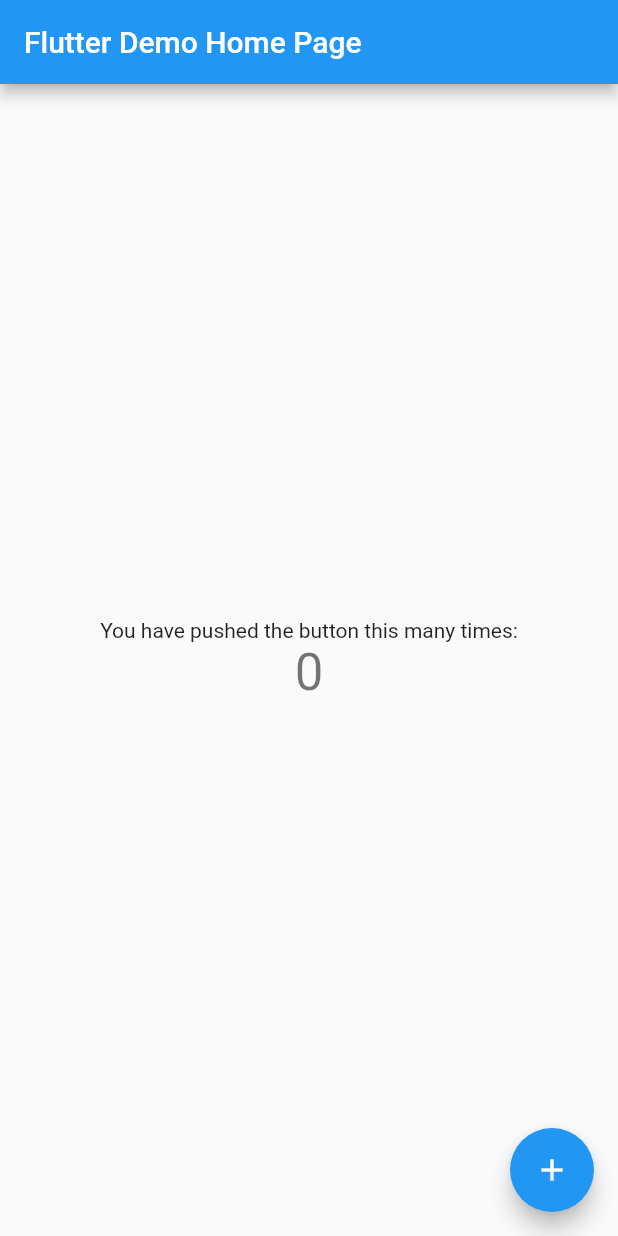
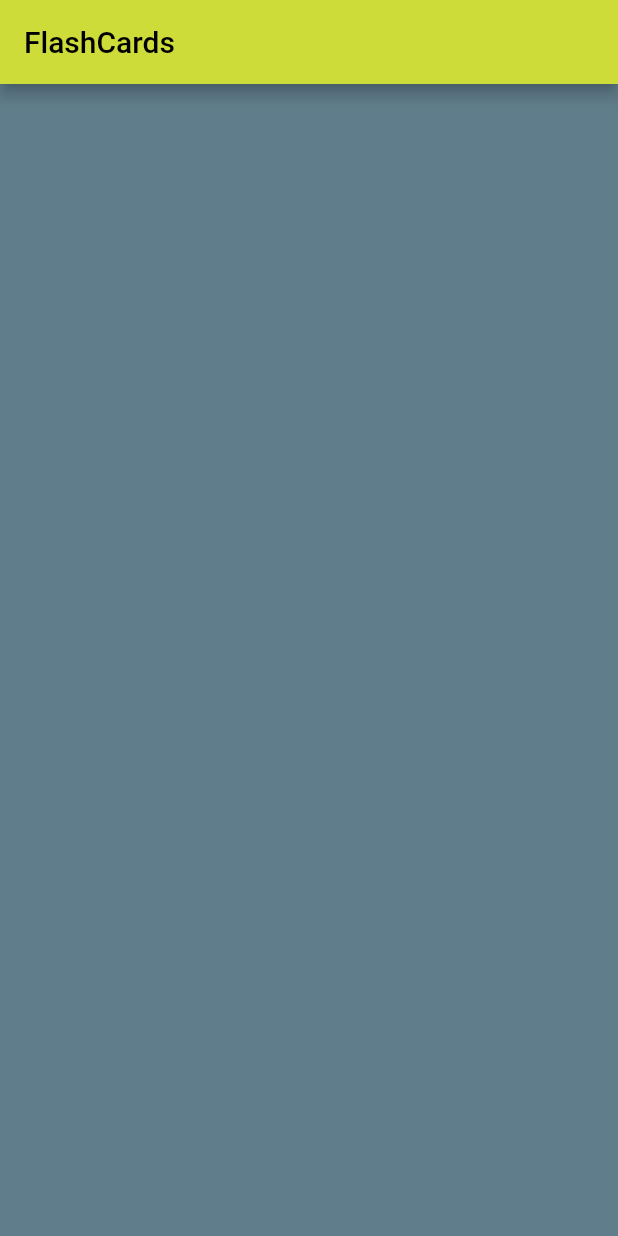
Before and after one commit to dzlk17/Flashcards, a Flutter app: the screen it shows after launch, on a phone screen of 412 x 824 dp. Run offline on Flutter 3.47's test engine with Material 2 defaults, Android fonts, the phone set to English and light mode, and no system bars.

Commit message:
Color is fun

```diff
--- a/lib/main.dart
+++ b/lib/main.dart
@@ -1,4 +1,6 @@
 import 'package:flutter/material.dart';
+
+const Color textColor = Colors.black87;
 
 void main() {
   runApp(const MyApp());
@@ -6,110 +8,41 @@ void main() {
 
 class MyApp extends StatelessWidget {
   const MyApp({super.key});
-
-  // This widget is the root of your application.
   @override
   Widget build(BuildContext context) {
     return MaterialApp(
-      title: 'Flutter Demo',
+      title: 'FlashCards',
       theme: ThemeData(
-        // This is the theme of your application.
-        //
-        // Try running your application with "flutter run". You'll see the
-        // application has a blue toolbar. Then, without quitting the app, try
-        // changing the primarySwatch below to Colors.green and then invoke
-        // "hot reload" (press "r" in the console where you ran "flutter run",
-        // or simply save your changes to "hot reload" in a Flutter IDE).
-        // Notice that the counter didn't reset back to zero; the application
-        // is not restarted.
-        primarySwatch: Colors.blue,
+        primarySwatch: Colors.lime,
+        scaffoldBackgroundColor: Colors.blueGrey,
+        textTheme: const TextTheme(
+          bodyLarge: TextStyle(color: textColor),
+          bodySmall: TextStyle(color: textColor),
+          bodyMedium: TextStyle(color: textColor),
+        )
       ),
-      home: const MyHomePage(title: 'Flutter Demo Home Page'),
+      home: const MyHomePage(),
     );
   }
 }
 
 class MyHomePage extends StatefulWidget {
-  const MyHomePage({super.key, required this.title});
-
-  // This widget is the home page of your application. It is stateful, meaning
-  // that it has a State object (defined below) that contains fields that affect
-  // how it looks.
-
-  // This class is the configuration for the state. It holds the values (in this
-  // case the title) provided by the parent (in this case the App widget) and
-  // used by the build method of the State. Fields in a Widget subclass are
-  // always marked "final".
-
-  final String title;
+  const MyHomePage({super.key});
 
   @override
-  State<MyHomePage> createState() => _MyHomePageState();
+  State<StatefulWidget> createState() => _MyHomePageState();
 }
 
 class _MyHomePageState extends State<MyHomePage> {
-  int _counter = 0;
-
-  void _incrementCounter() {
-    setState(() {
-      // This call to setState tells the Flutter framework that something has
-      // changed in this State, which causes it to rerun the build method below
-      // so that the display can reflect the updated values. If we changed
-      // _counter without calling setState(), then the build method would not be
-      // called again, and so nothing would appear to happen.
-      _counter++;
-    });
+  @override
+  Widget build(BuildContext context) {
+    return Scaffold(
+      body: Column(
+        children: [
+          AppBar(title: const Text('FlashCards')),
+        ],
+      ),
+    );
   }
 
-  @override
-  Widget build(BuildContext context) {
-    // This method is rerun every time setState is called, for instance as done
-    // by the _incrementCounter method above.
-    //
-    // The Flutter framework has been optimized to make rerunning build methods
-    // fast, so that you can just rebuild anything that needs updating rather
-    // than having to individually change instances of widgets.
-    return Scaffold(
-      appBar: AppBar(
-        // Here we take the value from the MyHomePage object that was created by
-        // the App.build method, and use it to set our appbar title.
-        title: Text(widget.title),
-      ),
-      body: Center(
-        // Center is a layout widget. It takes a single child and positions it
-        // in the middle of the parent.
-        child: Column(
-          // Column is also a layout widget. It takes a list of children and
-          // arranges them vertically. By default, it sizes itself to fit its
-          // children horizontally, and tries to be as tall as its parent.
-          //
-          // Invoke "debug painting" (press "p" in the console, choose the
-          // "Toggle Debug Paint" action from the Flutter Inspector in Android
-          // Studio, or the "Toggle Debug Paint" command in Visual Studio Code)
-          // to see the wireframe for each widget.
-          //
-          // Column has various properties to control how it sizes itself and
-          // how it positions its children. Here we use mainAxisAlignment to
-          // center the children vertically; the main axis here is the vertical
-          // axis because Columns are vertical (the cross axis would be
-          // horizontal).
-          mainAxisAlignment: MainAxisAlignment.center,
-          children: <Widget>[
-            const Text(
-              'You have pushed the button this many times:',
-            ),
-            Text(
-              '$_counter',
-              style: Theme.of(context).textTheme.headlineMedium,
-            ),
-          ],
-        ),
-      ),
-      floatingActionButton: FloatingActionButton(
-        onPressed: _incrementCounter,
-        tooltip: 'Increment',
-        child: const Icon(Icons.add),
-      ), // This trailing comma makes auto-formatting nicer for build methods.
-    );
-  }
 }
--- a/pubspec.yaml
+++ b/pubspec.yaml
@@ -30,6 +30,8 @@ environment:
 dependencies:
   flutter:
     sdk: flutter
+  english_words: ^4.0.0
+  provider: ^6.0.0
 
 
   # The following adds the Cupertino Icons font to your application.
```
